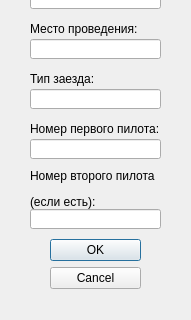
First picture: the form in NewRace.ui, repository vitoffer/Predprof23, before the edit; both pictures show x 0 to 191 and y 151 to 471 of the 191 by 471 pixel window.
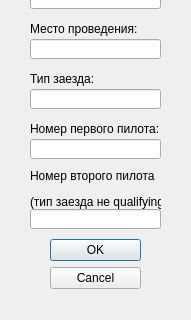
Second picture: the form after the edit.

Patch:
```diff
--- a/NewRace.ui
+++ b/NewRace.ui
@@ -177,7 +177,7 @@
     </rect>
    </property>
    <property name="text">
-    <string>&lt;html&gt;&lt;head/&gt;&lt;body&gt;&lt;p&gt;Номер второго пилота&lt;/p&gt;&lt;p&gt;(если есть):&lt;/p&gt;&lt;/body&gt;&lt;/html&gt;</string>
+    <string>&lt;html&gt;&lt;head/&gt;&lt;body&gt;&lt;p&gt;Номер второго пилота&lt;/p&gt;&lt;p&gt;(тип заезда не qualifying):&lt;/p&gt;&lt;/body&gt;&lt;/html&gt;</string>
    </property>
   </widget>
   <widget class="QLineEdit" name="pilot2_line">
```
